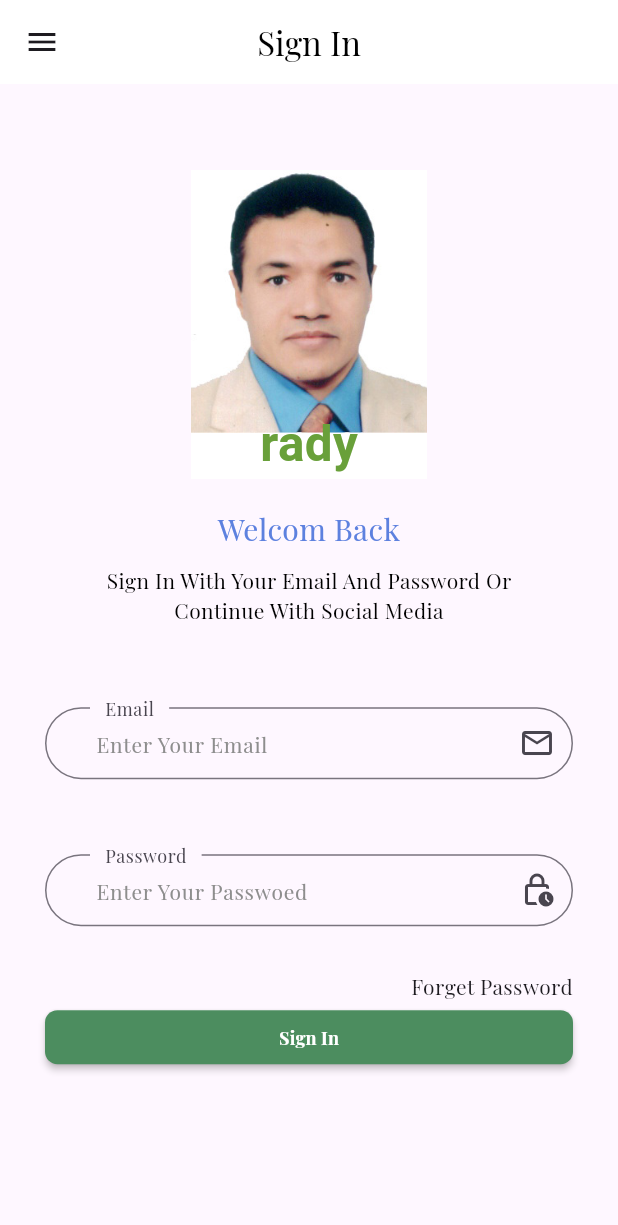
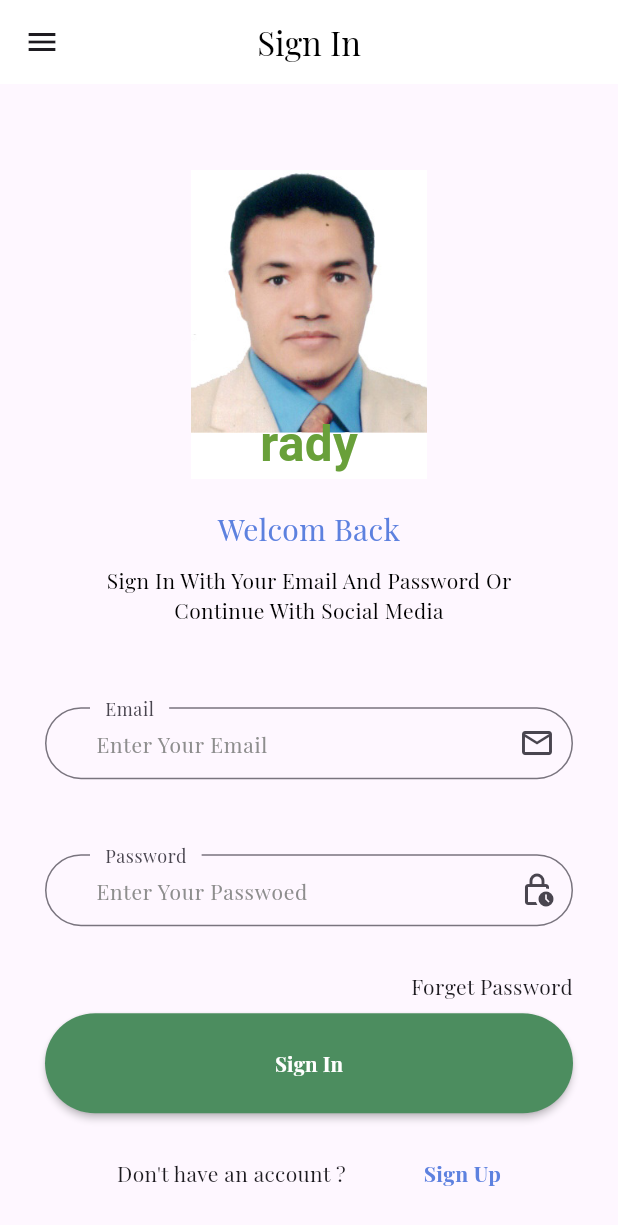
Before and after one commit to enrahsn/ecomerce, a Flutter app: the Login screen opened by its route, on a phone screen of 412 x 824 dp. Shown: the top 1225 px of the screen. Run offline on Flutter 3.47's test engine with Material 3 defaults, Android fonts, the phone set to English and light mode, and no system bars; our stand-ins replace get, shared_preferences; missing offline and left inert: firebaseauth; accounts and stored records are empty; Roboto replaces fonts that are missing (Pacifico).

```diff
--- a/lib/models/core/OnBoarding/button_h.dart
+++ b/lib/models/core/OnBoarding/button_h.dart
@@ -10,19 +10,27 @@ import '../../constant/colors.dart';
     double scrHeight = MediaQuery.of(context).size.height; //افضل حل (حتى الان)
     double scrWidth  = MediaQuery.of(context).size.width;
 
-    return  MaterialButton(
+    return  Container(
+      margin: const EdgeInsets.only(top: 8),
+      child: MaterialButton(
         onPressed:onPressed,
+                  padding: EdgeInsets.symmetric(horizontal: scrWidth * .01,vertical: scrHeight * .029),
       // Navigator.push(context, MaterialPageRoute(builder: (context)=>const LoginScreen()));
                       // controller.onNext();
+                    // margin: const EdgeInsets.only(bottom: 30),
                       color: kAppbarColor,
+                      // padding: scrWidth,
       textColor: Colors.white,
+      //  width: scrWidth * .71,
+      //               height: scrHeight * .071,
                       shape: RoundedRectangleBorder(
-    borderRadius: BorderRadius.circular(scrWidth * .02)
+      borderRadius: BorderRadius.circular(scrWidth * .09)
                       ),
                       child: Text(txt,
                       style: TextStyle(
-    fontSize: scrWidth * .029,
-    fontWeight: FontWeight.bold
+      fontSize: scrWidth * .033,
+      fontWeight: FontWeight.bold,
+                      ),
                       ),
                       ),
     );
@@ -34,7 +42,6 @@ Container(
                 // width: double.infinity,
                 width: scrWidth * .71,
                   height: scrHeight * .071,
-                  margin: const EdgeInsets.only(bottom: 30),
                   // child: MaterialButton(onPressed: () {},
                   child: MaterialButton(
                     onPressed:onPressed,
--- a/lib/views/screens/login.dart
+++ b/lib/views/screens/login.dart
@@ -1,11 +1,11 @@
 
+import 'package:ecommerce/models/constant/colors.dart';
 import 'package:flutter/material.dart';
 
 import '../../models/core/logo_h.dart';
 import '../../models/core/onboarding/button_h.dart';
 import '../../models/core/title_txt.dart';
 import '../../models/core/txt_form_auth.dart';
-import '../../models/core/txt_login.dart';
 // import 'package:get/get.dart';
 
 class Login extends StatelessWidget {
@@ -49,6 +49,18 @@ class Login extends StatelessWidget {
         // const MyTextLogin(txt: 'Forget Password', login: 'go to  ',scrName: 'Sign up',),
         const Text('Forget Password',textAlign: TextAlign.end,),
         HyButton(txt: 'Sign In', onPressed: () {}),
+        const SizedBox(height: 30,),
+        const Row(
+          mainAxisAlignment: MainAxisAlignment.center,
+          children: [
+          Spacer(),
+          Text("Don't have an account ? "),
+          Spacer(),
+          // SizedBox(width: 150,),
+          // TextButton(onPressed: (){}, child: const Text('Sign Up')),
+          InkWell(child: Text("Sign Up",style: TextStyle(color: kPrimaryColor,fontWeight: FontWeight.bold),),),
+          Spacer(),
+        ],)
           ]),
           ),
     );
```
Lines whose indentation alone changed are shown as unchanged.
